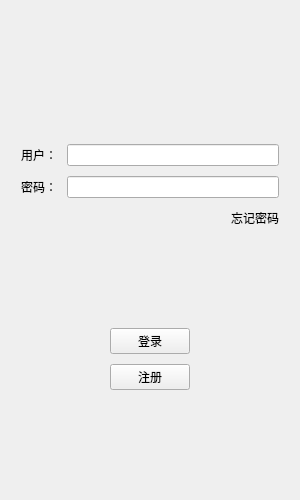
This is client/Forms/Login.ui in fdffwe/yuannn_chat as Qt 5 draws it before an edit. The edited form follows.
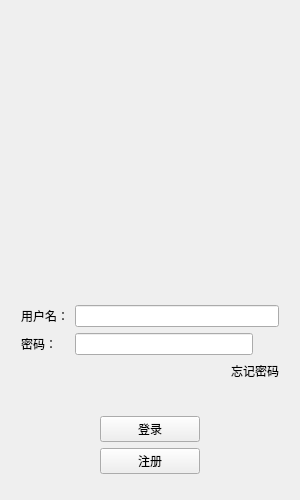
This is the edited form. Icons and pictures are not drawn. Custom widgets are drawn as their Qt base class.

Patch:
```diff
--- a/client/Forms/Login.ui
+++ b/client/Forms/Login.ui
@@ -31,12 +31,9 @@
   <property name="windowTitle">
    <string>Dialog</string>
   </property>
+  <layout class="QGridLayout" name="gridLayout_2">
+   <item row="0" column="0">
   <layout class="QVBoxLayout" name="verticalLayout_2">
-   <item>
-    <layout class="QVBoxLayout" name="verticalLayout">
-     <property name="spacing">
-      <number>10</number>
-     </property>
      <property name="leftMargin">
       <number>10</number>
      </property>
@@ -50,25 +47,26 @@
       <number>10</number>
      </property>
      <item>
-      <spacer name="verticalSpacer">
-       <property name="orientation">
-        <enum>Qt::Vertical</enum>
+      <widget class="QLabel" name="err_tip">
+       <property name="text">
+        <string/>
        </property>
-       <property name="sizeType">
-        <enum>QSizePolicy::Fixed</enum>
+       <property name="alignment">
+        <set>Qt::AlignCenter</set>
        </property>
-       <property name="sizeHint" stdset="0">
+      </widget>
+     </item>
+     <item>
+      <widget class="QWidget" name="head_widget" native="true">
+       <property name="minimumSize">
         <size>
-         <width>20</width>
-         <height>10</height>
+         <width>220</width>
+         <height>230</height>
         </size>
        </property>
-      </spacer>
-     </item>
-     <item>
-      <layout class="QHBoxLayout" name="horizontalLayout">
-       <item>
-        <widget class="QLabel" name="label">
+       <layout class="QGridLayout" name="gridLayout">
+        <item row="0" column="0">
+         <widget class="QLabel" name="head_label">
          <property name="text">
           <string/>
          </property>
@@ -81,6 +79,7 @@
         </widget>
        </item>
       </layout>
+      </widget>
      </item>
      <item>
       <spacer name="verticalSpacer_3">
@@ -100,12 +99,12 @@
        <item>
         <widget class="QLabel" name="userLabel">
          <property name="text">
-          <string>用户：</string>
+          <string>用户名：</string>
          </property>
         </widget>
        </item>
        <item>
-        <widget class="QLineEdit" name="userEidt">
+        <widget class="QLineEdit" name="user_edit">
          <property name="maximumSize">
           <size>
            <width>16777215</width>
@@ -120,13 +119,19 @@
       <layout class="QHBoxLayout" name="horizontalLayout_3">
        <item>
         <widget class="QLabel" name="passwdLabel">
+         <property name="minimumSize">
+          <size>
+           <width>48</width>
+           <height>0</height>
+          </size>
+         </property>
          <property name="text">
           <string>密码：</string>
          </property>
         </widget>
        </item>
        <item>
-        <widget class="QLineEdit" name="passwdEidt">
+        <widget class="QLineEdit" name="pass_edit">
          <property name="maximumSize">
           <size>
            <width>16777215</width>
@@ -135,6 +140,25 @@
          </property>
         </widget>
        </item>
+       <item>
+        <widget class="ClickedLabel" name="pass_visible">
+         <property name="minimumSize">
+          <size>
+           <width>20</width>
+           <height>20</height>
+          </size>
+         </property>
+         <property name="maximumSize">
+          <size>
+           <width>20</width>
+           <height>20</height>
+          </size>
+         </property>
+         <property name="text">
+          <string/>
+         </property>
+        </widget>
+       </item>
       </layout>
      </item>
      <item>
@@ -168,7 +192,7 @@
       </layout>
      </item>
      <item>
-      <spacer name="verticalSpacer_2">
+      <spacer name="verticalSpacer">
        <property name="orientation">
         <enum>Qt::Vertical</enum>
        </property>
@@ -196,7 +220,13 @@
         </spacer>
        </item>
        <item>
-        <widget class="QPushButton" name="loginButton">
+        <widget class="QPushButton" name="login_btn">
+         <property name="minimumSize">
+          <size>
+           <width>100</width>
+           <height>0</height>
+          </size>
+         </property>
          <property name="text">
           <string>登录</string>
          </property>
@@ -212,7 +242,7 @@
          </property>
          <property name="sizeHint" stdset="0">
           <size>
-           <width>40</width>
+           <width>20</width>
            <height>20</height>
           </size>
          </property>
@@ -237,6 +267,12 @@
        </item>
        <item>
         <widget class="QPushButton" name="registerButton">
+         <property name="minimumSize">
+          <size>
+           <width>100</width>
+           <height>0</height>
+          </size>
+         </property>
          <property name="text">
           <string>注册</string>
          </property>
@@ -261,14 +297,17 @@
       </layout>
      </item>
      <item>
-      <spacer name="verticalSpacer_4">
+      <spacer name="verticalSpacer_2">
        <property name="orientation">
         <enum>Qt::Vertical</enum>
        </property>
+       <property name="sizeType">
+        <enum>QSizePolicy::Fixed</enum>
+       </property>
        <property name="sizeHint" stdset="0">
         <size>
          <width>20</width>
-         <height>40</height>
+         <height>5</height>
         </size>
        </property>
       </spacer>
```
Left out of the diff: 2 changed lines with no effect on the pictures. Lines whose indentation alone changed are shown as unchanged.
